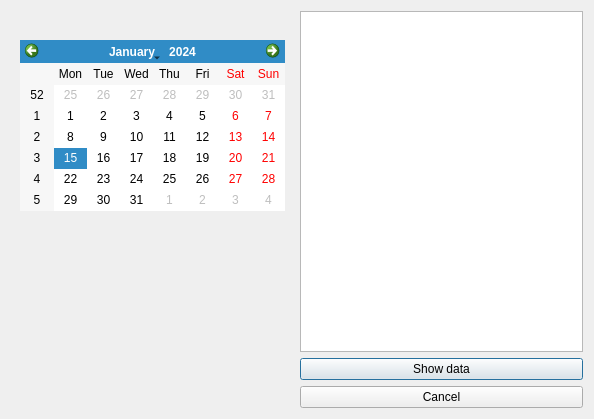
Old version of the form project_group_anyone/timewindow.ui in the repository AchillesSium/Softwre-Design-Project.
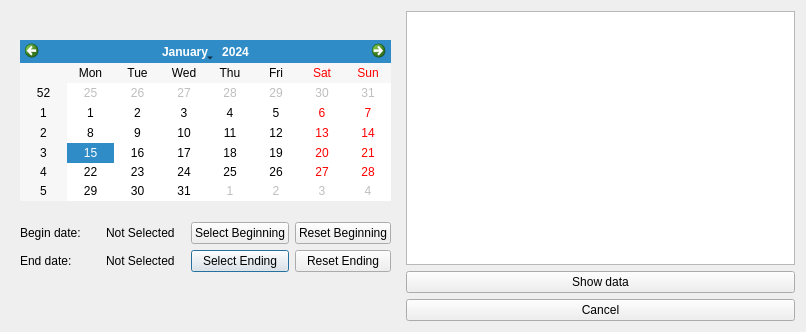
New version of the form.

Commit message: Calendar now works as planned in the timewindow.

The edit to the form file:
```diff
--- a/project_group_anyone/timewindow.ui
+++ b/project_group_anyone/timewindow.ui
@@ -6,8 +6,8 @@
    <rect>
     <x>0</x>
     <y>0</y>
-    <width>594</width>
-    <height>419</height>
+    <width>806</width>
+    <height>332</height>
    </rect>
   </property>
   <property name="windowTitle">
@@ -22,7 +22,7 @@
         <enum>Qt::Vertical</enum>
        </property>
        <property name="sizeType">
-        <enum>QSizePolicy::Maximum</enum>
+        <enum>QSizePolicy::Preferred</enum>
        </property>
        <property name="sizeHint" stdset="0">
         <size>
@@ -78,10 +78,89 @@
         </layout>
        </widget>
        <widget class="QWidget" name="smear_query">
-        <layout class="QGridLayout" name="gridLayout">
-         <item row="0" column="0">
+        <layout class="QVBoxLayout" name="verticalLayout_4">
+         <item>
           <widget class="QCalendarWidget" name="calendar"/>
          </item>
+         <item>
+          <spacer name="verticalSpacer_4">
+           <property name="orientation">
+            <enum>Qt::Vertical</enum>
+           </property>
+           <property name="sizeType">
+            <enum>QSizePolicy::Preferred</enum>
+           </property>
+           <property name="sizeHint" stdset="0">
+            <size>
+             <width>20</width>
+             <height>15</height>
+            </size>
+           </property>
+          </spacer>
+         </item>
+         <item>
+          <layout class="QGridLayout" name="gridLayout_2">
+           <property name="bottomMargin">
+            <number>0</number>
+           </property>
+           <item row="2" column="2">
+            <widget class="QPushButton" name="endButton">
+             <property name="text">
+              <string>Select Ending</string>
+             </property>
+            </widget>
+           </item>
+           <item row="2" column="1">
+            <widget class="QLabel" name="endDate">
+             <property name="text">
+              <string>Not Selected</string>
+             </property>
+            </widget>
+           </item>
+           <item row="0" column="1">
+            <widget class="QLabel" name="beginDate">
+             <property name="text">
+              <string>Not Selected</string>
+             </property>
+            </widget>
+           </item>
+           <item row="0" column="0">
+            <widget class="QLabel" name="beginDateLabel">
+             <property name="text">
+              <string>Begin date:</string>
+             </property>
+            </widget>
+           </item>
+           <item row="0" column="2">
+            <widget class="QPushButton" name="beginButton">
+             <property name="text">
+              <string>Select Beginning</string>
+             </property>
+            </widget>
+           </item>
+           <item row="2" column="0">
+            <widget class="QLabel" name="endDateLabel">
+             <property name="text">
+              <string>End date:</string>
+             </property>
+            </widget>
+           </item>
+           <item row="0" column="3">
+            <widget class="QPushButton" name="resetBeginButton">
+             <property name="text">
+              <string>Reset Beginning</string>
+             </property>
+            </widget>
+           </item>
+           <item row="2" column="3">
+            <widget class="QPushButton" name="resetEndButton">
+             <property name="text">
+              <string>Reset Ending</string>
+             </property>
+            </widget>
+           </item>
+          </layout>
+         </item>
         </layout>
        </widget>
       </widget>
@@ -91,6 +170,9 @@
        <property name="orientation">
         <enum>Qt::Vertical</enum>
        </property>
+       <property name="sizeType">
+        <enum>QSizePolicy::Preferred</enum>
+       </property>
        <property name="sizeHint" stdset="0">
         <size>
          <width>20</width>
@@ -104,10 +186,23 @@
    <item>
     <layout class="QVBoxLayout" name="verticalLayout_2">
      <item>
-      <widget class="QTextEdit" name="infoEdit"/>
+      <widget class="QTextEdit" name="infoEdit">
+       <property name="maximumSize">
+        <size>
+         <width>400</width>
+         <height>16777215</height>
+        </size>
+       </property>
+      </widget>
      </item>
      <item>
       <widget class="QPushButton" name="showButton">
+       <property name="maximumSize">
+        <size>
+         <width>400</width>
+         <height>16777215</height>
+        </size>
+       </property>
        <property name="text">
         <string>Show data</string>
        </property>
@@ -115,6 +210,12 @@
      </item>
      <item>
       <widget class="QPushButton" name="cancelButton">
+       <property name="maximumSize">
+        <size>
+         <width>400</width>
+         <height>16777215</height>
+        </size>
+       </property>
        <property name="text">
         <string>Cancel</string>
        </property>
```
Left out of the diff: 21 changed lines with no effect on the pictures. The commit also changes 4 other files.
